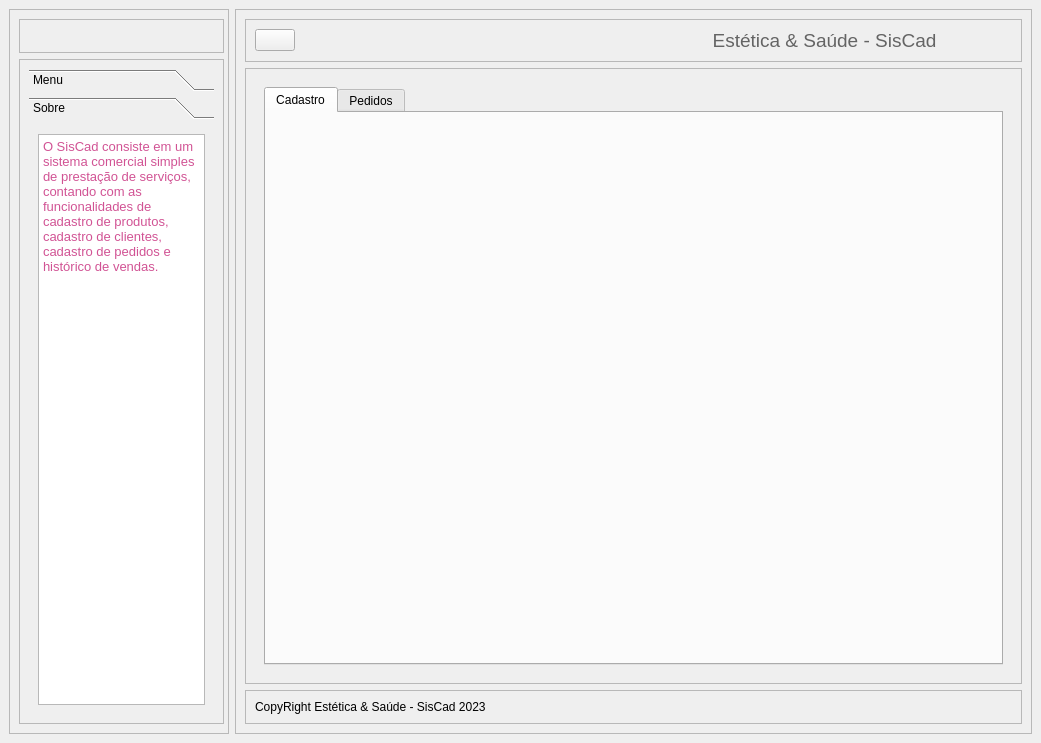
This is cadastro.ui in StephanieFCruz/esteticaesaude as Qt 5 draws it before an edit. The edited form follows.
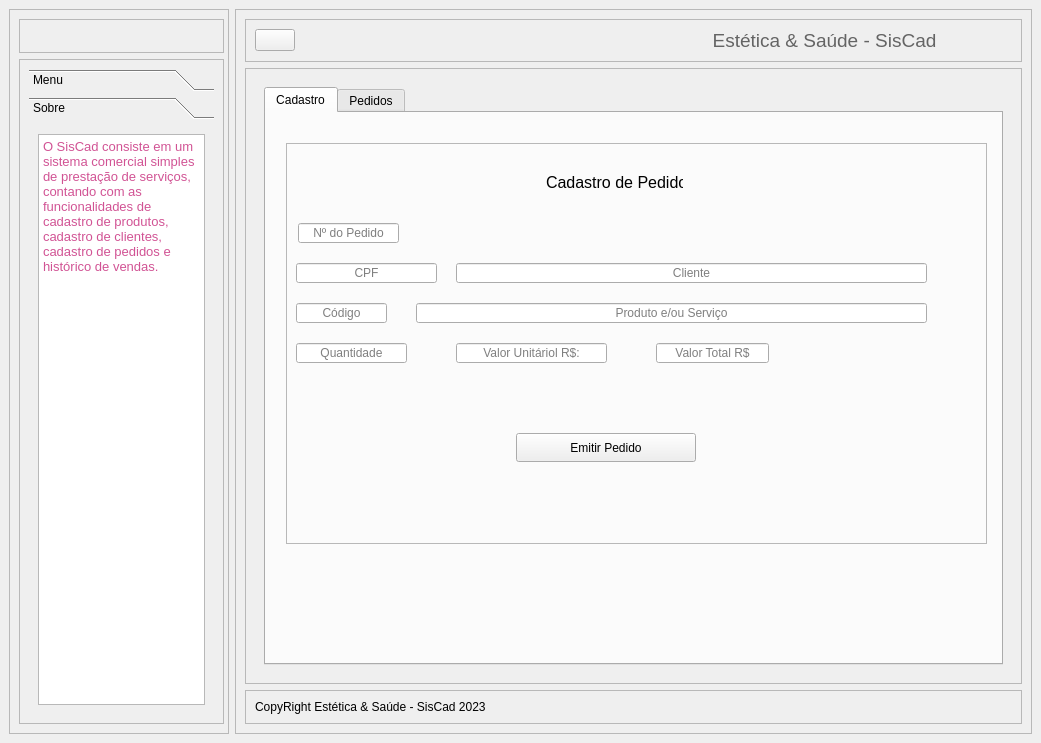
This is the edited form. The open tabs and pages were chosen to show the change. Icons and pictures are not drawn.

Diff of the .ui file:
```diff
--- a/cadastro.ui
+++ b/cadastro.ui
@@ -723,15 +723,329 @@
                 <property name="currentIndex">
                  <number>0</number>
                 </property>
-                <widget class="QWidget" name="tb_cad_pedido">
+                <widget class="QWidget" name="tela_cad_pedido">
                  <attribute name="title">
                   <string>Cadastro</string>
                  </attribute>
+                 <widget class="QFrame" name="frame_5">
+                  <property name="geometry">
+                   <rect>
+                    <x>20</x>
+                    <y>30</y>
+                    <width>701</width>
+                    <height>401</height>
+                   </rect>
+                  </property>
+                  <property name="frameShape">
+                   <enum>QFrame::StyledPanel</enum>
+                  </property>
+                  <property name="frameShadow">
+                   <enum>QFrame::Raised</enum>
+                  </property>
+                  <widget class="QLabel" name="label_5">
+                   <property name="geometry">
+                    <rect>
+                     <x>260</x>
+                     <y>30</y>
+                     <width>137</width>
+                     <height>19</height>
+                    </rect>
+                   </property>
+                   <property name="baseSize">
+                    <size>
+                     <width>0</width>
+                     <height>8</height>
+                    </size>
+                   </property>
+                   <property name="contextMenuPolicy">
+                    <enum>Qt::NoContextMenu</enum>
+                   </property>
+                   <property name="text">
+                    <string>&lt;html&gt;&lt;head/&gt;&lt;body&gt;&lt;p align=&quot;center&quot;&gt;&lt;span style=&quot; font-size:12pt;&quot;&gt;Cadastro de Pedido&lt;/span&gt;&lt;/p&gt;&lt;/body&gt;&lt;/html&gt;</string>
+                   </property>
+                   <property name="alignment">
+                    <set>Qt::AlignCenter</set>
+                   </property>
+                  </widget>
+                  <widget class="QLineEdit" name="txt_num_ped">
+                   <property name="geometry">
+                    <rect>
+                     <x>12</x>
+                     <y>80</y>
+                     <width>101</width>
+                     <height>20</height>
+                    </rect>
+                   </property>
+                   <property name="alignment">
+                    <set>Qt::AlignCenter</set>
+                   </property>
+                   <property name="placeholderText">
+                    <string>Nº do Pedido</string>
+                   </property>
+                  </widget>
+                  <widget class="QLineEdit" name="txt_desc">
+                   <property name="geometry">
+                    <rect>
+                     <x>130</x>
+                     <y>160</y>
+                     <width>511</width>
+                     <height>20</height>
+                    </rect>
+                   </property>
+                   <property name="alignment">
+                    <set>Qt::AlignCenter</set>
+                   </property>
+                   <property name="placeholderText">
+                    <string>Produto e/ou Serviço</string>
+                   </property>
+                  </widget>
+                  <widget class="QLineEdit" name="txt_valorunitario">
+                   <property name="geometry">
+                    <rect>
+                     <x>170</x>
+                     <y>200</y>
+                     <width>151</width>
+                     <height>20</height>
+                    </rect>
+                   </property>
+                   <property name="maxLength">
+                    <number>15</number>
+                   </property>
+                   <property name="alignment">
+                    <set>Qt::AlignCenter</set>
+                   </property>
+                   <property name="placeholderText">
+                    <string>Valor Unitáriol R$:</string>
+                   </property>
+                  </widget>
+                  <widget class="QLineEdit" name="txt_qtde">
+                   <property name="geometry">
+                    <rect>
+                     <x>10</x>
+                     <y>200</y>
+                     <width>111</width>
+                     <height>20</height>
+                    </rect>
+                   </property>
+                   <property name="maxLength">
+                    <number>4</number>
+                   </property>
+                   <property name="alignment">
+                    <set>Qt::AlignCenter</set>
+                   </property>
+                   <property name="placeholderText">
+                    <string>Quantidade</string>
+                   </property>
+                  </widget>
+                  <widget class="QLineEdit" name="txt_cliente">
+                   <property name="geometry">
+                    <rect>
+                     <x>170</x>
+                     <y>120</y>
+                     <width>471</width>
+                     <height>20</height>
+                    </rect>
+                   </property>
+                   <property name="alignment">
+                    <set>Qt::AlignCenter</set>
+                   </property>
+                   <property name="placeholderText">
+                    <string>Cliente</string>
+                   </property>
+                  </widget>
+                  <widget class="QPushButton" name="btn_cadastrar_pedido">
+                   <property name="geometry">
+                    <rect>
+                     <x>230</x>
+                     <y>290</y>
+                     <width>180</width>
+                     <height>29</height>
+                    </rect>
+                   </property>
+                   <property name="minimumSize">
+                    <size>
+                     <width>180</width>
+                     <height>29</height>
+                    </size>
+                   </property>
+                   <property name="maximumSize">
+                    <size>
+                     <width>230</width>
+                     <height>29</height>
+                    </size>
+                   </property>
+                   <property name="cursor">
+                    <cursorShape>PointingHandCursor</cursorShape>
+                   </property>
+                   <property name="text">
+                    <string>Emitir Pedido</string>
+                   </property>
+                   <property name="autoRepeat">
+                    <bool>false</bool>
+                   </property>
+                  </widget>
+                  <widget class="QLineEdit" name="txt_cpf_pedido">
+                   <property name="geometry">
+                    <rect>
+                     <x>10</x>
+                     <y>120</y>
+                     <width>141</width>
+                     <height>20</height>
+                    </rect>
+                   </property>
+                   <property name="inputMask">
+                    <string/>
+                   </property>
+                   <property name="text">
+                    <string/>
+                   </property>
+                   <property name="maxLength">
+                    <number>11</number>
+                   </property>
+                   <property name="alignment">
+                    <set>Qt::AlignCenter</set>
+                   </property>
+                   <property name="placeholderText">
+                    <string>CPF</string>
+                   </property>
+                  </widget>
+                  <widget class="QLineEdit" name="txt_cod_pedido">
+                   <property name="geometry">
+                    <rect>
+                     <x>10</x>
+                     <y>160</y>
+                     <width>91</width>
+                     <height>20</height>
+                    </rect>
+                   </property>
+                   <property name="maxLength">
+                    <number>4</number>
+                   </property>
+                   <property name="alignment">
+                    <set>Qt::AlignCenter</set>
+                   </property>
+                   <property name="placeholderText">
+                    <string>Código</string>
+                   </property>
+                  </widget>
+                  <widget class="QLineEdit" name="txt_valortotal">
+                   <property name="geometry">
+                    <rect>
+                     <x>370</x>
+                     <y>200</y>
+                     <width>113</width>
+                     <height>20</height>
+                    </rect>
+                   </property>
+                   <property name="maxLength">
+                    <number>15</number>
+                   </property>
+                   <property name="alignment">
+                    <set>Qt::AlignCenter</set>
+                   </property>
+                   <property name="placeholderText">
+                    <string>Valor Total R$</string>
+                   </property>
+                  </widget>
+                 </widget>
                 </widget>
                 <widget class="QWidget" name="tb_pedidos">
                  <attribute name="title">
                   <string>Pedidos</string>
                  </attribute>
+                 <widget class="QLabel" name="label_10">
+                  <property name="geometry">
+                   <rect>
+                    <x>276</x>
+                    <y>50</y>
+                    <width>121</width>
+                    <height>20</height>
+                   </rect>
+                  </property>
+                  <property name="text">
+                   <string>&lt;html&gt;&lt;head/&gt;&lt;body&gt;&lt;p align=&quot;center&quot;&gt;&lt;span style=&quot; font-size:12pt;&quot;&gt;Pedidos&lt;/span&gt;&lt;/p&gt;&lt;/body&gt;&lt;/html&gt;</string>
+                  </property>
+                 </widget>
+                 <widget class="QWidget" name="layoutWidget">
+                  <property name="geometry">
+                   <rect>
+                    <x>80</x>
+                    <y>150</y>
+                    <width>581</width>
+                    <height>194</height>
+                   </rect>
+                  </property>
+                  <layout class="QHBoxLayout" name="horizontalLayout_7">
+                   <item>
+                    <widget class="QTableWidget" name="tb_cad_pedido">
+                     <column>
+                      <property name="text">
+                       <string>NUMERO DO PEDIDO</string>
+                      </property>
+                     </column>
+                     <column>
+                      <property name="text">
+                       <string>CLIENTE</string>
+                      </property>
+                     </column>
+                     <column>
+                      <property name="text">
+                       <string>PEDIDO</string>
+                      </property>
+                     </column>
+                     <column>
+                      <property name="text">
+                       <string>QTDE</string>
+                      </property>
+                     </column>
+                     <column>
+                      <property name="text">
+                       <string>VALOR TOTAL</string>
+                      </property>
+                     </column>
+                    </widget>
+                   </item>
+                   <item>
+                    <widget class="QFrame" name="frame_6">
+                     <property name="frameShape">
+                      <enum>QFrame::StyledPanel</enum>
+                     </property>
+                     <property name="frameShadow">
+                      <enum>QFrame::Raised</enum>
+                     </property>
+                     <layout class="QVBoxLayout" name="verticalLayout_16">
+                      <item>
+                       <widget class="QPushButton" name="btn_alterar_pedido">
+                        <property name="text">
+                         <string>Alterar</string>
+                        </property>
+                       </widget>
+                      </item>
+                      <item>
+                       <widget class="QPushButton" name="btn_excluir_pedido">
+                        <property name="text">
+                         <string>Excluir</string>
+                        </property>
+                       </widget>
+                      </item>
+                      <item>
+                       <spacer name="verticalSpacer_8">
+                        <property name="orientation">
+                         <enum>Qt::Vertical</enum>
+                        </property>
+                        <property name="sizeHint" stdset="0">
+                         <size>
+                          <width>20</width>
+                          <height>40</height>
+                         </size>
+                        </property>
+                       </spacer>
+                      </item>
+                     </layout>
+                    </widget>
+                   </item>
+                  </layout>
+                 </widget>
                 </widget>
                </widget>
               </item>
```
Left out of the diff: 18 changed lines with no effect on the pictures.
